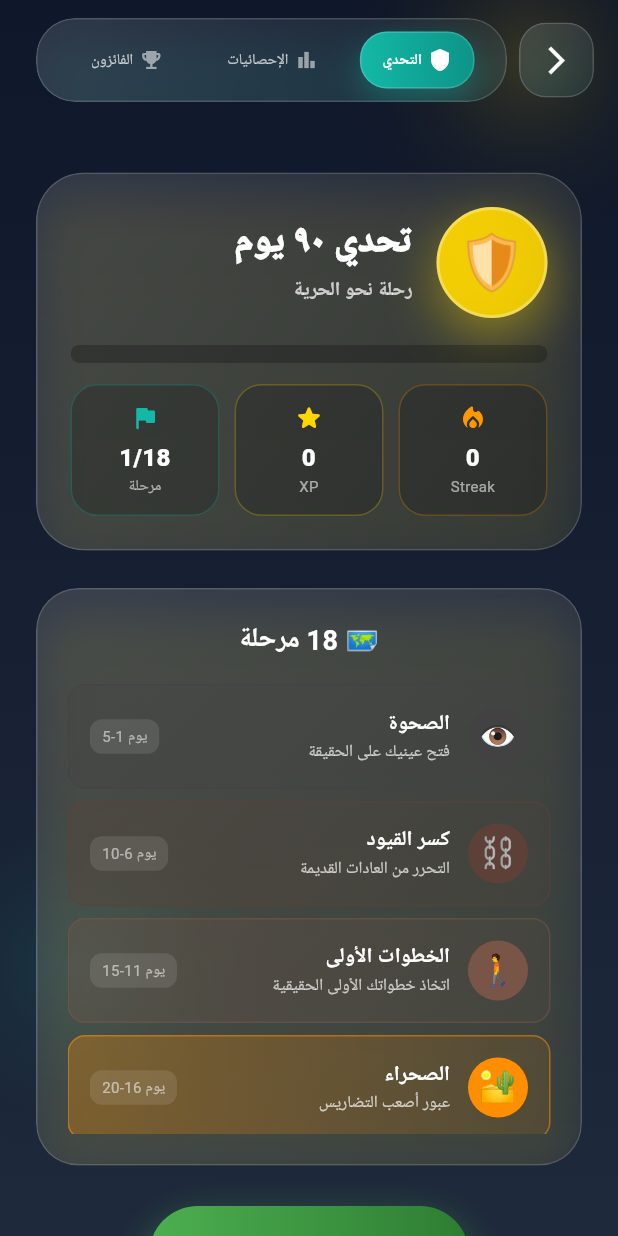
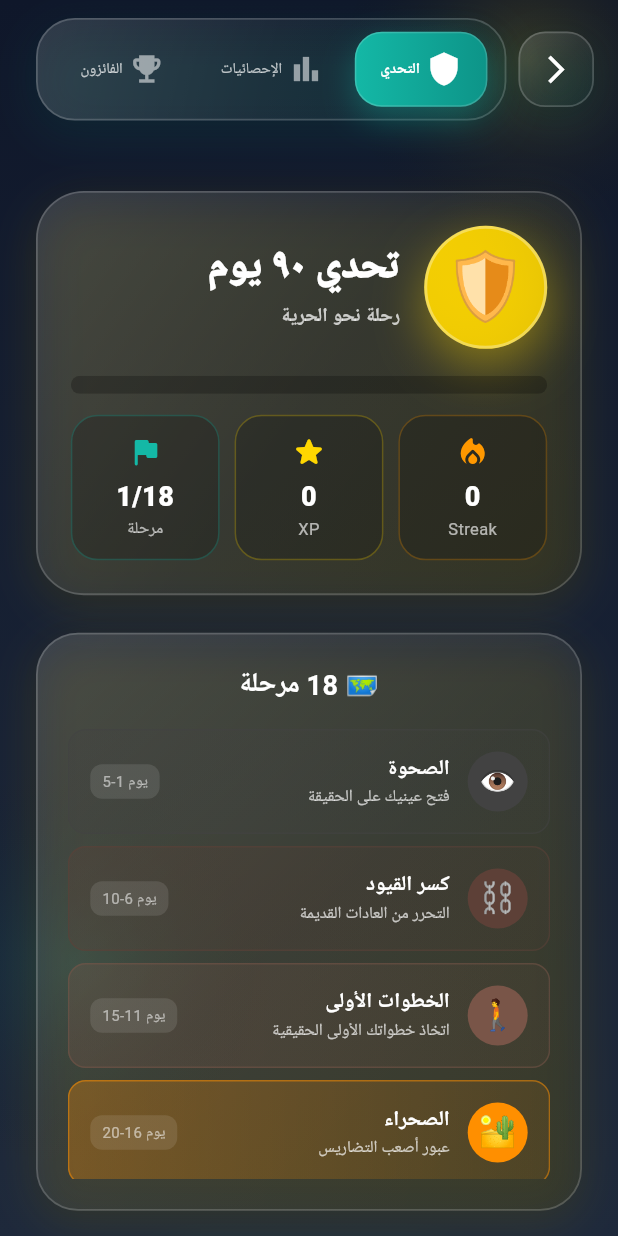
Before and after one commit to yusfkarim994-del/ta3ayusf11, a Flutter app: the ChallengeScreen screen opened directly, on a phone screen of 412 x 824 dp. Run offline on Flutter 3.47's test engine with Material 3 defaults, Android fonts, the phone set to English and light mode, and no system bars; our stand-ins replace audioplayers, cached_network_image, cloud_firestore, dio, file_picker, firebase_auth and 12 more; missing offline and left inert: dart:ui_web, flutter_inappwebview, flutter_pdfview, record, translator, universal_html; accounts and stored records are empty; Roboto replaces fonts that are missing (Cairo); project files that could hold a hidden picture were left out.

Commit message:
fix: optimize challenge screen performance and improve UI
- Remove all BackdropFilter instances (3 total) causing lag
- Enlarge header tab icons (14-16 -> 20-24) and improve padding
- Enlarge hero banner circle (74->82), emoji (36->44), title (25->27)
- Enlarge metric icons, values, and labels
- Enlarge XP counter icon and text
- Improve tab button border radius and styling
- Remove unused dart:ui import

```diff
--- a/lib/screens/challenge_screen.dart
+++ b/lib/screens/challenge_screen.dart
@@ -1,6 +1,5 @@
 import 'package:flutter/material.dart';
 import 'package:provider/provider.dart';
-import 'dart:ui' as ui;
 import '../services/challenge_service.dart';
 import '../services/language_service.dart';
 
@@ -319,31 +318,34 @@ class _ChallengeScreenState extends State<ChallengeScreen> with TickerProviderSt
     Color? accent,
   }) {
     final glow = accent ?? const Color(0xFF14B8A6);
-    return ClipRRect(
-      borderRadius: BorderRadius.circular(radius),
-      child: BackdropFilter(
-        filter: ui.ImageFilter.blur(sigmaX: 16, sigmaY: 16),
-        child: Container(
+    return Container(
       padding: padding,
       decoration: BoxDecoration(
         gradient: LinearGradient(
           begin: Alignment.topLeft,
           end: Alignment.bottomRight,
-              colors: [Colors.white.withOpacity(0.13), Colors.white.withOpacity(0.04)],
+          colors: [
+            Colors.white.withOpacity(0.14),
+            Colors.white.withOpacity(0.06),
+            glow.withOpacity(0.04),
+          ],
         ),
         borderRadius: BorderRadius.circular(radius),
-            border: Border.all(color: Colors.white.withOpacity(0.16)),
+        border: Border.all(color: Colors.white.withOpacity(0.18), width: 1.2),
         boxShadow: [
           BoxShadow(
-                color: glow.withOpacity(0.10),
-                blurRadius: 28,
-                offset: const Offset(0, 14),
+            color: glow.withOpacity(0.12),
+            blurRadius: 24,
+            offset: const Offset(0, 8),
+          ),
+          BoxShadow(
+            color: Colors.black.withOpacity(0.15),
+            blurRadius: 16,
+            offset: const Offset(0, 4),
           ),
         ],
       ),
       child: child,
-        ),
-      ),
     );
   }
 
@@ -360,8 +362,8 @@ class _ChallengeScreenState extends State<ChallengeScreen> with TickerProviderSt
           Row(
             children: [
               Container(
-                width: 74,
-                height: 74,
+                width: 82,
+                height: 82,
                 decoration: BoxDecoration(
                   shape: BoxShape.circle,
                   gradient: LinearGradient(
@@ -375,7 +377,7 @@ class _ChallengeScreenState extends State<ChallengeScreen> with TickerProviderSt
                   border: Border.all(color: Colors.white.withOpacity(0.32), width: 2),
                 ),
                 child: Center(
-                  child: Text(isActive ? (stage?.emoji ?? '🛡️') : '🛡️', style: const TextStyle(fontSize: 36)),
+                  child: Text(isActive ? (stage?.emoji ?? '🛡️') : '🛡️', style: const TextStyle(fontSize: 44)),
                 ),
               ),
               const SizedBox(width: 16),
@@ -385,7 +387,7 @@ class _ChallengeScreenState extends State<ChallengeScreen> with TickerProviderSt
                   children: [
                     Text(
                       isActive ? '${_getDayText(lang)} $day / 90' : _getTitle(lang),
-                      style: lang.getTextStyle(fontSize: 25, fontWeight: FontWeight.w900, color: Colors.white, height: 1.15),
+                      style: lang.getTextStyle(fontSize: 27, fontWeight: FontWeight.w900, color: Colors.white, height: 1.15),
                     ),
                     const SizedBox(height: 8),
                     Text(
@@ -435,10 +437,10 @@ class _ChallengeScreenState extends State<ChallengeScreen> with TickerProviderSt
         ),
         child: Column(
           children: [
-            Icon(icon, color: color, size: 20),
+            Icon(icon, color: color, size: 24),
             const SizedBox(height: 5),
-            Text(value, style: TextStyle(color: Colors.white, fontSize: 16, fontWeight: FontWeight.w900)),
-            Text(label, maxLines: 1, overflow: TextOverflow.ellipsis, style: TextStyle(color: Colors.white.withOpacity(0.58), fontSize: 10)),
+            Text(value, style: TextStyle(color: Colors.white, fontSize: 18, fontWeight: FontWeight.w900)),
+            Text(label, maxLines: 1, overflow: TextOverflow.ellipsis, style: TextStyle(color: Colors.white.withOpacity(0.65), fontSize: 11)),
           ],
         ),
       ),
@@ -500,12 +502,12 @@ class _ChallengeScreenState extends State<ChallengeScreen> with TickerProviderSt
                   child: Row(
                     mainAxisSize: MainAxisSize.min,
                     children: [
-                      Icon(Icons.star, color: const Color(0xFFFFD700), size: isSmall ? 12 : 14),
+                      Icon(Icons.star, color: const Color(0xFFFFD700), size: isSmall ? 16 : 18),
                       const SizedBox(width: 2),
                       Text(
                         '${_challengeService.totalXP}',
                         style: lang.getTextStyle(
-                          fontSize: isSmall ? 11 : 12,
+                          fontSize: isSmall ? 13 : 14,
                           fontWeight: FontWeight.bold,
                           color: const Color(0xFFFFD700),
                         ),
@@ -527,7 +529,7 @@ class _ChallengeScreenState extends State<ChallengeScreen> with TickerProviderSt
       onTap: () => setState(() => _currentTab = index),
       child: AnimatedContainer(
         duration: const Duration(milliseconds: 220),
-        padding: EdgeInsets.symmetric(horizontal: isSmall ? 10 : 14, vertical: isSmall ? 8 : 10),
+        padding: EdgeInsets.symmetric(horizontal: isSmall ? 12 : 16, vertical: isSmall ? 10 : 12),
         decoration: BoxDecoration(
           gradient: isActive
               ? const LinearGradient(colors: [Color(0xFF14B8A6), Color(0xFF0D9488)])
@@ -550,7 +552,7 @@ class _ChallengeScreenState extends State<ChallengeScreen> with TickerProviderSt
         child: Row(
           mainAxisSize: MainAxisSize.min,
           children: [
-            Icon(icon, color: isActive ? Colors.white : Colors.white54, size: isSmall ? 14 : 16),
+            Icon(icon, color: isActive ? Colors.white : Colors.white54, size: isSmall ? 20 : 24),
             // Hide text on small screens
             if (!isSmall) ...[
               const SizedBox(width: 4),
@@ -1230,8 +1232,6 @@ class _ChallengeScreenState extends State<ChallengeScreen> with TickerProviderSt
         ),
         child: ClipRRect(
           borderRadius: BorderRadius.circular(28),
-          child: BackdropFilter(
-            filter: ui.ImageFilter.blur(sigmaX: 15, sigmaY: 15),
           child: Column(
               children: [
                 Stack(
@@ -1257,7 +1257,7 @@ class _ChallengeScreenState extends State<ChallengeScreen> with TickerProviderSt
                         shape: BoxShape.circle,
                         border: Border.all(color: Colors.white.withOpacity(0.5), width: 2),
                       ),
-                      child: Center(child: Text(currentLevel.emoji, style: const TextStyle(fontSize: 44))),
+                      child: Center(child: Text(currentLevel.emoji, style: const TextStyle(fontSize: 36))),
                     ),
                   ],
                 ),
@@ -1304,7 +1304,6 @@ class _ChallengeScreenState extends State<ChallengeScreen> with TickerProviderSt
           ),
         ),
       ),
-      ),
     );
   }
 
@@ -1324,8 +1323,6 @@ class _ChallengeScreenState extends State<ChallengeScreen> with TickerProviderSt
       ),
       child: ClipRRect(
         borderRadius: BorderRadius.circular(20),
-        child: BackdropFilter(
-          filter: ui.ImageFilter.blur(sigmaX: 8, sigmaY: 8),
         child: Column(
             children: [
               Row(
@@ -1378,7 +1375,6 @@ class _ChallengeScreenState extends State<ChallengeScreen> with TickerProviderSt
                 ),
               ),
             ],
-          ),
           ),
       ),
     );
```
Lines whose indentation alone changed are shown as unchanged.
